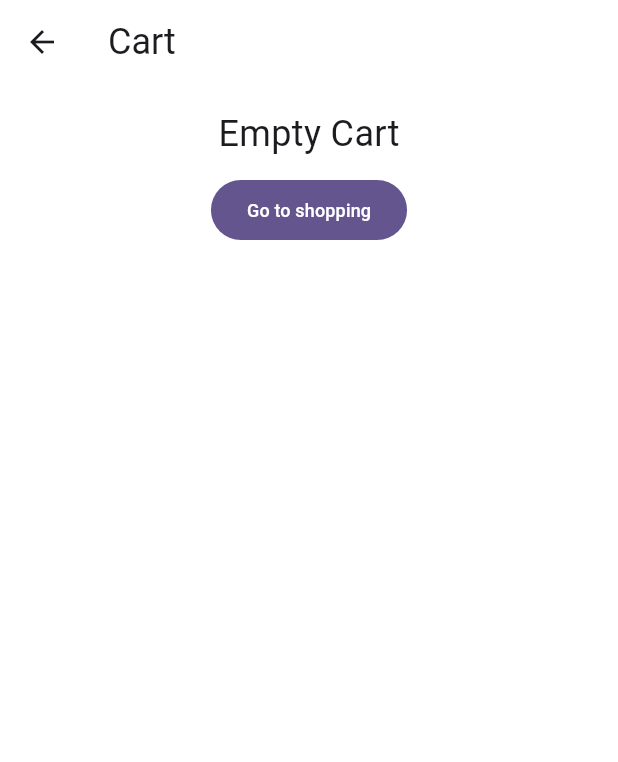
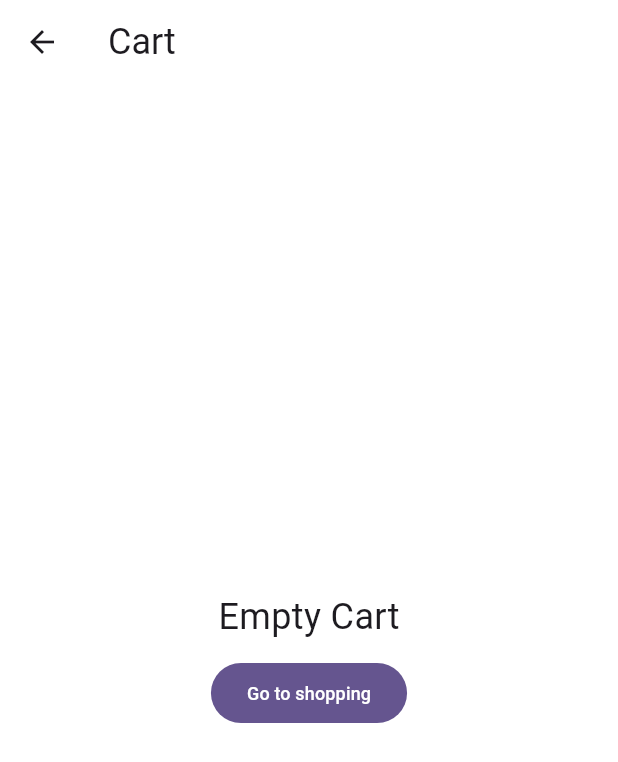
Before and after one commit to pungjung10/shopping_app, a Flutter app: the screen it shows after launch, item 2 of the bottom bar chosen, on a phone screen of 412 x 824 dp. Shown: the top 762 px of the screen. Run offline on Flutter 3.47's test engine with Material 3 defaults, Android fonts, the phone set to English and light mode, and no system bars; our stand-ins replace dartz, dio, flutter_bloc, get_it, retrofit; generated files the repository leaves out were written again; network calls fail.

```diff
--- a/lib/src/core/network/network_extension.dart
+++ b/lib/src/core/network/network_extension.dart
@@ -10,7 +10,6 @@ class NetworkExtension {
     required Future<HttpResponse<T>> Function() onCall,
     required Either<Failure, T> Function(T) onSuccess,
     required Either<Failure, T> Function(Failure) onFailure,
-    Either<Failure, T> Function()? onSuccessWithEmpty,
   }) async {
     try {
       final response = await onCall();
--- a/lib/src/dashboard/tab/cart/presentation/cart_dashboard.dart
+++ b/lib/src/dashboard/tab/cart/presentation/cart_dashboard.dart
@@ -55,7 +55,10 @@ class _CartDashboardState extends State<CartDashboard> {
           },
           builder: (context, state) {
             if (state is CheckoutSuccess) {
-              return generalWidget(
+              return Column(
+                mainAxisAlignment: MainAxisAlignment.center,
+                children: [
+                  generalWidget(
                     title: "Success!",
                     buttonText: "Shop again",
                     description: "Thank you for shopping with us!",
@@ -64,6 +67,8 @@ class _CartDashboardState extends State<CartDashboard> {
                           .add(ClearAllItemEvent());
                       Navigator.pop(context);
                     },
+                  ),
+                ],
               );
             }
             return BlocBuilder<CartBloc, CartState>(
@@ -110,12 +115,17 @@ class _CartDashboardState extends State<CartDashboard> {
                     ],
                   );
                 } else if (cartState is CartEmpty) {
-                  return generalWidget(
+                  return Column(
+                    mainAxisAlignment: MainAxisAlignment.center,
+                    children: [
+                      generalWidget(
                         title: "Empty Cart",
                         buttonText: "Go to shopping",
                         onEvent: () {
                           Navigator.pop(context);
                         },
+                      ),
+                    ],
                   );
                 }
                 return Container();
--- a/lib/src/dashboard/tab/shopping/data/remote/shopping_service.dart
+++ b/lib/src/dashboard/tab/shopping/data/remote/shopping_service.dart
@@ -12,7 +12,7 @@ abstract class ShoppingService {
 
   @GET("/products")
   Future<HttpResponse<ProductResponse?>> getProduct(
-      @Path("limit") int limit, @Path("cursor") String cursor);
+      @Query("limit") int limit, @Query("cursor") String cursor);
 
   @GET("/recommended-products")
   Future<HttpResponse<List<ItemResponse>?>> getRecommendedProduct();
```
Also changed, not shown: lib/src/dashboard/tab/shopping/presentation/shopping_dashboard.dart (+31 -7 lines), lib/src/feature/shopping/product_list/presentation/bloc/product_list_bloc.dart (+7 -3 lines), lib/src/dashboard/tab/shopping/data/remote/shopping_service.g.dart. Lines whose indentation alone changed are shown as unchanged.
